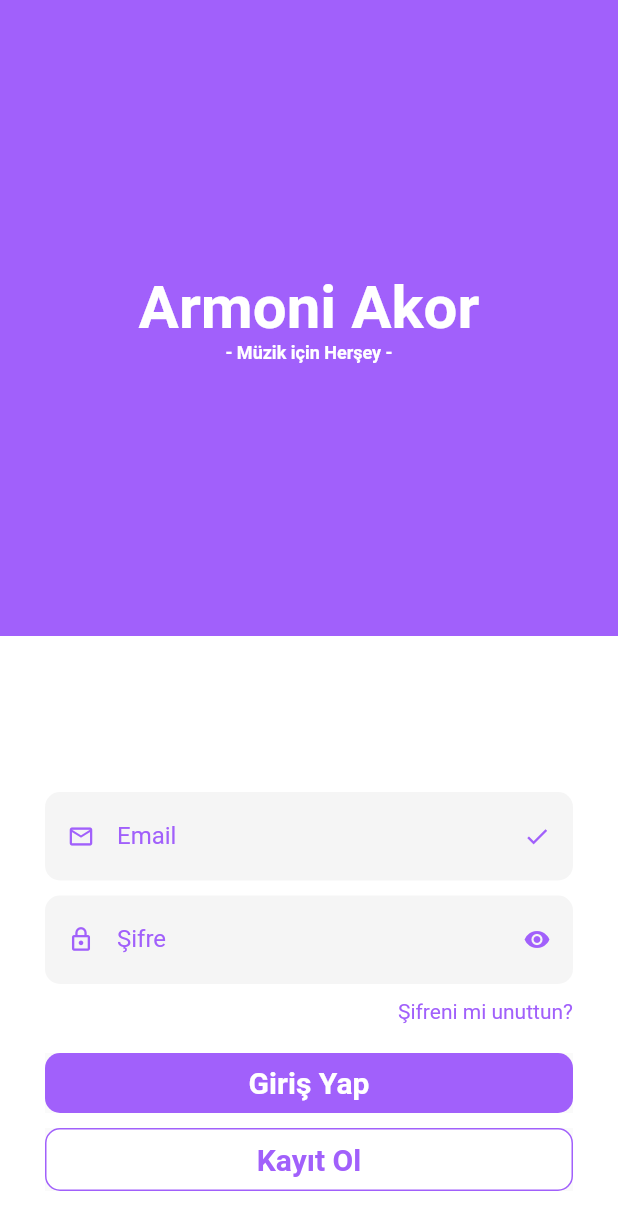
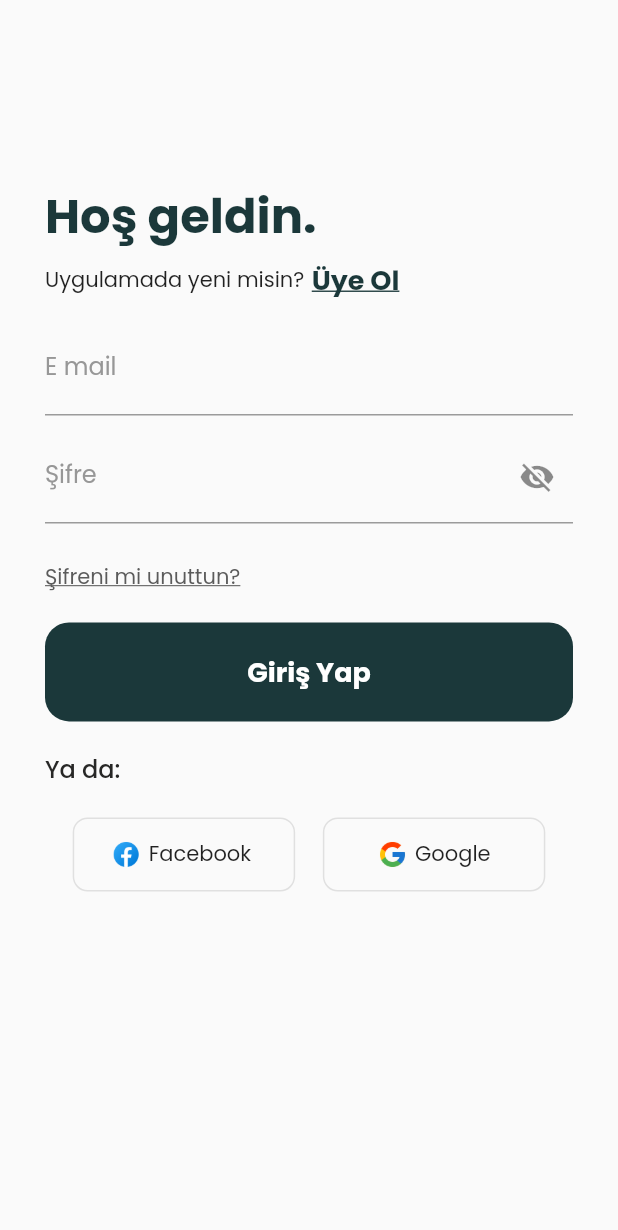
Before and after one commit to halilcagriakkuzu/armoni_flutter, a Flutter app: the screen it shows after launch, on a phone screen of 412 x 824 dp. Shown: the top 1230 px of the screen. Run offline on Flutter 3.47's test engine with Material 2 defaults, Android fonts, the phone set to English and light mode, and no system bars.

Commit message:
login page design changes

```diff
--- a/lib/main.dart
+++ b/lib/main.dart
@@ -1,4 +1,3 @@
-
 import 'package:akorcum/screens/login_screen.dart';
 import 'package:flutter/material.dart';
 
@@ -12,9 +11,7 @@ class MyApp extends StatelessWidget {
     return MaterialApp(
       debugShowCheckedModeBanner: false,
       title: 'Flutter Demo',
-      theme: ThemeData(
-        primarySwatch: Colors.blue,
-      ),
+      theme: ThemeData(fontFamily: 'Poppins'),
       home: MyHomePage(),
     );
   }
--- a/lib/screens/login_screen.dart
+++ b/lib/screens/login_screen.dart
@@ -1,6 +1,7 @@
-import 'package:akorcum/screens/home_screen.dart';
-import 'package:akorcum/widgets/button_widget.dart';
-import 'package:akorcum/widgets/textfield_widget.dart';
+import 'package:akorcum/theme.dart';
+import 'package:akorcum/widgets/login_form.dart';
+import 'package:akorcum/widgets/login_option.dart';
+import 'package:akorcum/widgets/primary_button.dart';
 import 'package:flutter/material.dart';
 
 class LoginScreen extends StatelessWidget {
@@ -8,95 +9,62 @@ class LoginScreen extends StatelessWidget {
 
   @override
   Widget build(BuildContext context) {
-    final size = MediaQuery.of(context).size;
     return Scaffold(
-      resizeToAvoidBottomInset: false,
-      backgroundColor: Colors.white,
-      body: Stack(
+      body: SingleChildScrollView(
+        child: Padding(
+          padding: kDefaultPadding,
+          child: Column(
+            crossAxisAlignment: CrossAxisAlignment.start,
             children: [
-          Container(
-              height: size.height - 400,
-              color: Color(0xffA160FB),
-              child: Column(
-                crossAxisAlignment: CrossAxisAlignment.center,
-                mainAxisAlignment: MainAxisAlignment.center,
+              SizedBox(
+                height: 120,
+              ),
+              Text(
+                "Hoş geldin.",
+                style: titleText,
+              ),
+              SizedBox(
+                height: 5,
+              ),
+              Row(
                 children: [
-                  Center(
-                    child: Text(
-                      "Armoni Akor",
-                      style: TextStyle(
-                          color: Colors.white,
-                          fontSize: 40,
-                          fontWeight: FontWeight.bold),
+                  Text("Uygulamada yeni misin?"),
+                  SizedBox(
+                    width: 5,
+                  ),
+                  Text(
+                    "Üye Ol",
+                    style: textButton.copyWith(
+                      decoration: TextDecoration.underline,
+                      decorationThickness: 1,
                     ),
                   ),
-                  Center(
-                      child: Text(
-                    " - Müzik için Herşey - ",
-                    style: TextStyle(
-                        color: Colors.white,
-                        fontSize: 12,
-                        fontWeight: FontWeight.bold),
-                  )),
                 ],
-              )),
-          Padding(
-            padding: const EdgeInsets.all(30.0),
-            child: Column(
-              mainAxisAlignment: MainAxisAlignment.end,
-              children: [
-                TextFieldWidget(
-                  hintText: 'Email',
-                  obscureText: false,
-                  prefixIconData: Icons.mail_outline,
-                  suffixIconData: Icons.check,
-                  onChanged: () {},
               ),
               SizedBox(
                 height: 10,
               ),
-                Column(
-                  crossAxisAlignment: CrossAxisAlignment.end,
-                  children: [
-                    TextFieldWidget(
-                      hintText: 'Şifre',
-                      obscureText: true,
-                      prefixIconData: Icons.lock_outline,
-                      suffixIconData: Icons.remove_red_eye_rounded,
-                      onChanged: () {},
-                    ),
+              LoginForm(),
               SizedBox(
-                      height: 10,
+                height: 20,
               ),
               Text(
                 "Şifreni mi unuttun?",
-                      style: TextStyle(color: Color(0xffA160FB)),
+                style: TextStyle(
+                    color: kZambeziColor,
+                    fontSize: 14,
+                    decoration: TextDecoration.underline,
+                    decorationThickness: 1),
               ),
-                  ],
-                ),
-                SizedBox(
-                  height: 20,
-                ),
-                GestureDetector(
-                  onTap: (){
-                    Navigator.push(context, MaterialPageRoute(builder: (context) => HomeScreen()));
-                  },
-                  child: ButtonWidget(
-                    title: "Giriş Yap",
-                    hasBorder: false,
-                  ),
-                ),
-                SizedBox(
-                  height: 10,
-                ),
-                ButtonWidget(
-                  title: "Kayıt Ol",
-                  hasBorder: true,
-                ),
+              SizedBox(height: 20,),
+              PrimaryButton(buttonText: 'Giriş Yap',),
+              SizedBox(height: 20,),
+              Text("Ya da:",style: subTitle.copyWith(color: kBlackColor,fontSize: 16),),
+              SizedBox(height: 20,),
+              LoginOption(),
             ],
           ),
         ),
-        ],
       ),
     );
   }
--- /dev/null
+++ b/lib/widgets/login_form.dart
@@ -0,0 +1,46 @@
+import 'package:akorcum/theme.dart';
+import 'package:flutter/material.dart';
+
+class LoginForm extends StatefulWidget {
+  const LoginForm({Key? key}) : super(key: key);
+
+  @override
+  _LoginFormState createState() => _LoginFormState();
+}
+
+class _LoginFormState extends State<LoginForm> {
+  @override
+  Widget build(BuildContext context) {
+    return Column(
+      children: [
+        buildInputForm('E mail', false),
+        buildInputForm('Şifre', true),
+      ],
+    );
+  }
+}
+
+Padding buildInputForm(String label, bool pass) {
+  bool _isObscure = true;
+  return Padding(
+    padding: EdgeInsets.symmetric(vertical: 5),
+    child: TextFormField(
+      obscureText: pass ? _isObscure : false,
+      decoration: InputDecoration(
+        labelText: label,
+        labelStyle: TextStyle(
+          color: kTextFieldColor,
+        ),
+        focusedBorder: UnderlineInputBorder(
+          borderSide: BorderSide(color: kPrimaryColor),
+        ),
+        suffixIcon: pass
+            ? IconButton(
+                onPressed: () {},
+                icon: Icon(Icons.visibility_off),
+              )
+            : null,
+      ),
+    ),
+  );
+}
--- /dev/null
+++ b/lib/widgets/login_option.dart
@@ -0,0 +1,56 @@
+import 'package:flutter/material.dart';
+
+class LoginOption extends StatelessWidget {
+  const LoginOption({Key? key}) : super(key: key);
+
+  @override
+  Widget build(BuildContext context) {
+    return Row(
+      mainAxisAlignment: MainAxisAlignment.spaceEvenly,
+      children: [
+        BuildButton(
+          iconImage: Image(
+            height: 20,
+            width: 20,
+            image: AssetImage('images/facebook.png'),
+          ),
+          textButton: 'Facebook ',
+        ),
+        BuildButton(
+          iconImage: Image(
+            height: 20,
+            width: 20,
+            image: AssetImage('images/google.png'),
+          ),
+          textButton: 'Google',
+        ),
+      ],
+    );
+  }
+}
+
+class BuildButton extends StatelessWidget {
+  final Image iconImage;
+  final String textButton;
+  BuildButton({required this.iconImage , required this.textButton});
+  @override
+  Widget build(BuildContext context) {
+    var mediaQuery = MediaQuery.of(context).size;
+    return Container(
+      height: mediaQuery.height * 0.06,
+      width: mediaQuery.width * 0.36,
+      decoration: BoxDecoration(
+        borderRadius: BorderRadius.circular(10),
+        border: Border.all(color: Colors.grey.shade300),
+      ),
+      child: Row(
+        mainAxisAlignment: MainAxisAlignment.center,
+        children: [
+          iconImage,
+          SizedBox(width: 5,),
+          Text(textButton),
+        ],
+      ),
+    );
+  }
+}
--- /dev/null
+++ b/lib/widgets/primary_button.dart
@@ -0,0 +1,19 @@
+import 'package:akorcum/theme.dart';
+import 'package:flutter/material.dart';
+
+class PrimaryButton extends StatelessWidget {
+
+final String buttonText;
+ PrimaryButton({required this.buttonText});
+  @override
+  Widget build(BuildContext context) {
+    return Container(
+      alignment: Alignment.center,
+      height: MediaQuery.of(context).size.height * 0.08,
+      width: double.infinity,
+      decoration: BoxDecoration(
+          borderRadius: BorderRadius.circular(16), color: kPrimaryColor),
+          child: Text(buttonText,style: textButton.copyWith(color: kWhiteColor),),
+    );
+  }
+}
--- a/pubspec.yaml
+++ b/pubspec.yaml
@@ -73,11 +73,6 @@ flutter:
           weight: 600
         - asset: fonts/Poppins-Bold.ttf
           weight: 700
-    - family : Trajan Pro
-      fonts:
-        - asset: fonts/TrajanPro.ttf
-        - asset: fonts/TrajanPro_Bold.ttf
-          weight: 700
   #
   # For details regarding fonts from package dependencies,
   # see https://flutter.dev/custom-fonts/#from-packages
```
Also changed, not shown: images/facebook.png (added). Lines whose indentation alone changed are shown as unchanged.
